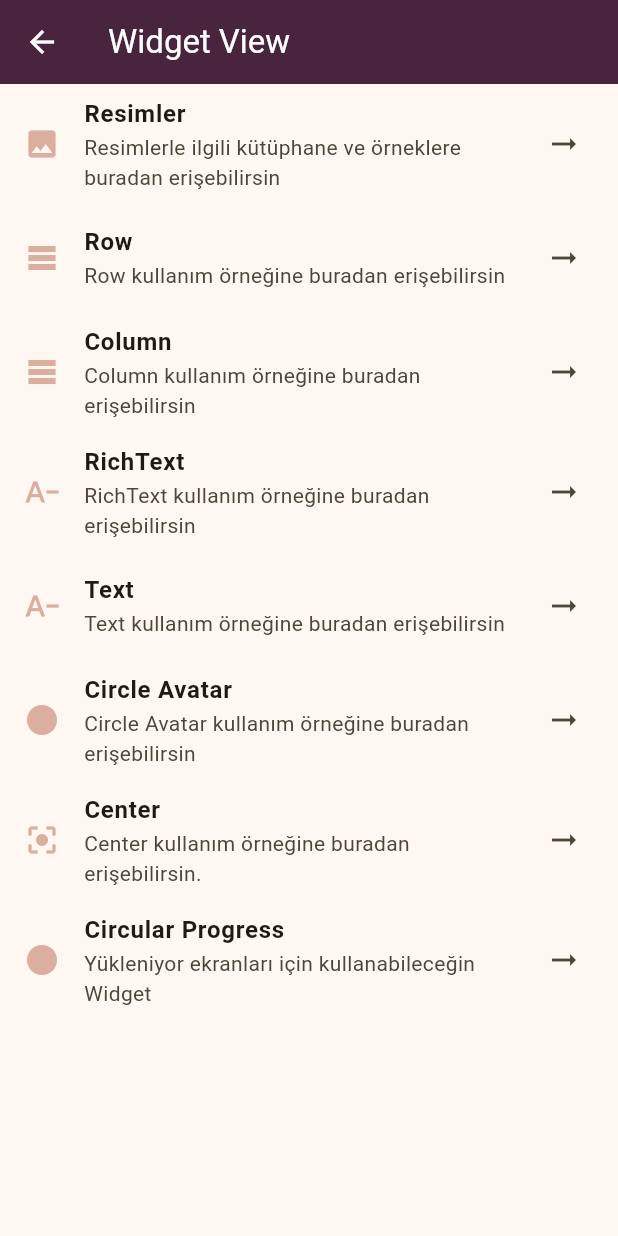
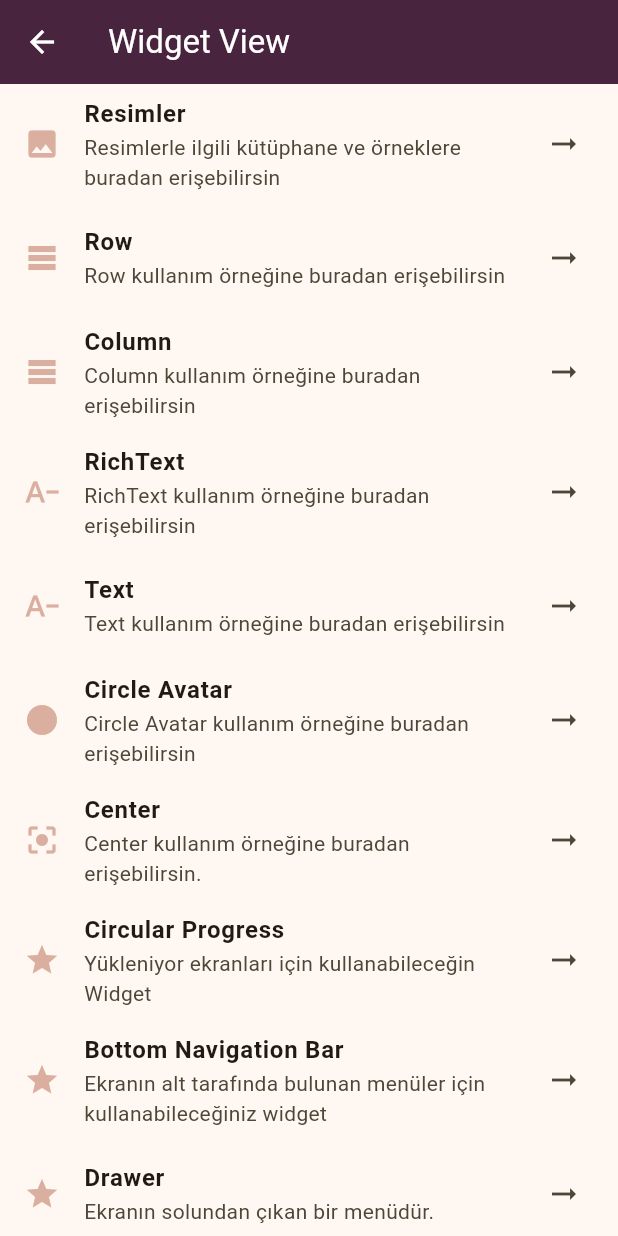
Before and after one commit to umutocak/turkce_flutter_egitimi, a Flutter app: the WidgetView screen opened by its route, on a phone screen of 412 x 824 dp. Run offline on Flutter 3.47's test engine with Material 3 defaults, Android fonts, the phone set to English and light mode, and no system bars; our stand-ins replace cached_network_image; network calls fail.

Commit message:
Bottom bar ve drawe eklendi, ios guncellendi

```diff
--- a/lib/main.dart
+++ b/lib/main.dart
@@ -4,9 +4,11 @@ import 'package:flutter/material.dart';
 import 'package:flutter_egitimi/views/home/home_view.dart';
 import 'package:flutter_egitimi/views/widgets/images/image_view.dart';
 import 'package:flutter_egitimi/views/widgets/widget_view.dart';
+import 'package:flutter_egitimi/widgets/bottom_navigation_bar/bottom_navigation_bar_widget.dart';
 import 'package:flutter_egitimi/widgets/center/center_widget.dart';
 import 'package:flutter_egitimi/widgets/circle_avatar/circle_avatar_widget.dart';
 import 'package:flutter_egitimi/widgets/circular_progress_indicator/circular_proogress_indicator.dart';
+import 'package:flutter_egitimi/widgets/drawer/drawer_widget.dart';
 import 'package:flutter_egitimi/widgets/image/cached_network_image_widget.dart';
 import 'package:flutter_egitimi/widgets/image/image_widget.dart';
 import 'package:flutter_egitimi/widgets/richText/rich_text_widget.dart';
@@ -65,6 +67,8 @@ class MyApp extends StatelessWidget {
         '/center': (context) => CenterWidget(),
         '/text': (context) => TextWidget(),
         '/circular-progress': (context) => CircularProgressIndicatorWidget(),
+        '/bottom-bar': (context) => const BottomNavigationBarWidget(),
+        '/drawer': (context) => const DrawerWidget(),
       },
     );
   }
--- a/lib/views/widgets/widget_view.dart
+++ b/lib/views/widgets/widget_view.dart
@@ -18,6 +18,7 @@ class WidgetView extends StatelessWidget with BaseState {
         iconTheme: IconThemeData(color: colorConstant.white),
       ),
       body: SingleChildScrollView(
+        child: SafeArea(
           child: Column(
             children: [
               ListTile(
@@ -72,11 +73,26 @@ class WidgetView extends StatelessWidget with BaseState {
               ListTile(
                 title: const Text('Circular Progress', style: TextStyle(fontWeight: FontWeight.bold)),
                 subtitle: const Text('Yükleniyor ekranları için kullanabileceğin Widget'),
-              leading: Icon(Icons.circle, color: colorConstant.warm),
+                leading: Icon(Icons.star, color: colorConstant.warm),
                 trailing: const Icon(Icons.arrow_right_alt),
                 onTap: () => Navigator.pushNamed(context, '/circular-progress'),
               ),
+              ListTile(
+                title: const Text('Bottom Navigation Bar', style: TextStyle(fontWeight: FontWeight.bold)),
+                subtitle: const Text('Ekranın alt tarafında bulunan menüler için kullanabileceğiniz widget'),
+                leading: Icon(Icons.star, color: colorConstant.warm),
+                trailing: const Icon(Icons.arrow_right_alt),
+                onTap: () => Navigator.pushNamed(context, '/bottom-bar'),
+              ),
+              ListTile(
+                title: const Text('Drawer', style: TextStyle(fontWeight: FontWeight.bold)),
+                subtitle: const Text('Ekranın solundan çıkan bir menüdür.'),
+                leading: Icon(Icons.star, color: colorConstant.warm),
+                trailing: const Icon(Icons.arrow_right_alt),
+                onTap: () => Navigator.pushNamed(context, '/drawer'),
+              ),
             ],
+          ),
         ),
       ),
     );
```
Also changed, not shown: lib/widgets/bottom_navigation_bar/bottom_navigation_bar_widget.dart (added, +65 -0 lines), lib/widgets/drawer/drawer_widget.dart (added, +70 -0 lines), pubspec.lock, 13 other files. Lines whose indentation alone changed are shown as unchanged.
